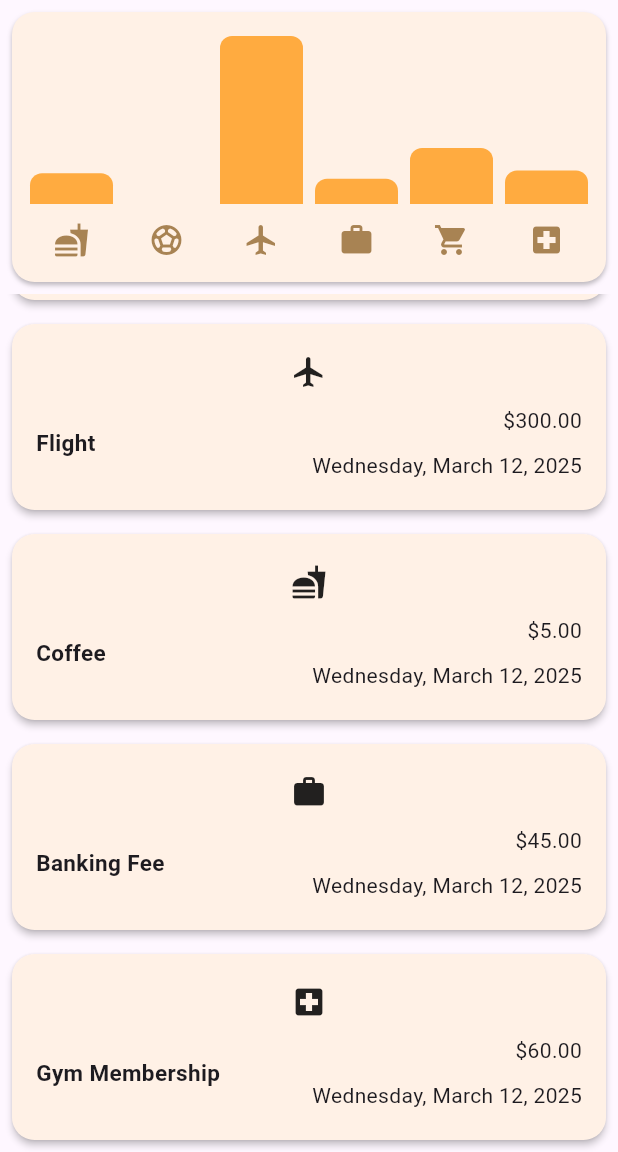
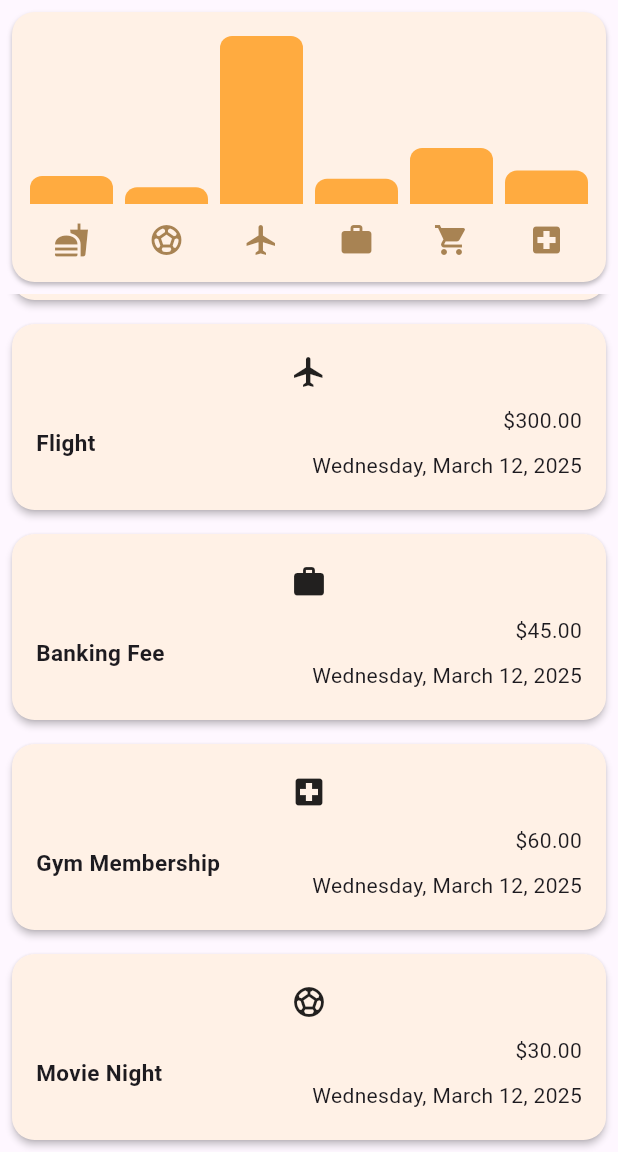
Before and after one commit to NavidZamanKhan/Expense-Tracker-App, a Flutter app: the screen it shows after launch, scrolled down 268 dp, on a phone screen of 412 x 824 dp, the part 84-1236 px from its top. Run offline on Flutter 3.47's test engine with Material 3 defaults, Android fonts, the phone set to English and light mode, and no system bars; our stand-ins replace google_fonts.

Commit message:
added some improvement to the cards

```diff
--- a/lib/widget/expenses.dart
+++ b/lib/widget/expenses.dart
@@ -35,12 +35,6 @@ class _ExpensesState extends State<Expenses> {
       category: Category.travel,
     ),
     Expense(
-      title: "Coffee",
-      amount: 5.0,
-      date: DateTime.now(),
-      category: Category.food,
-    ),
-    Expense(
       title: "Banking Fee",
       amount: 45.0,
       date: DateTime.now(),
@@ -51,6 +45,12 @@ class _ExpensesState extends State<Expenses> {
       amount: 60.0,
       date: DateTime.now(),
       category: Category.healthcare,
+    ),
+    Expense(
+      title: "Movie Night",
+      amount: 30.0,
+      date: DateTime.now(),
+      category: Category.leisure,
     ),
   ];
 
```
